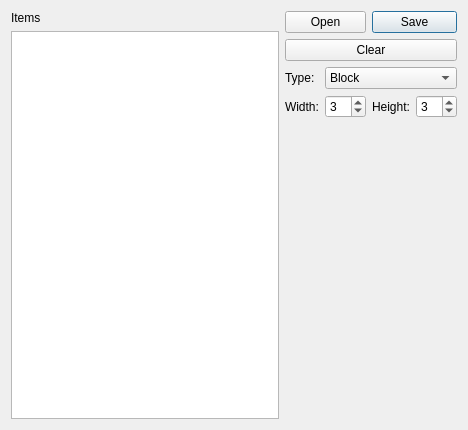
This is Editor/tilesets/tilesetconfiguredialog.ui in WohlSoft/Moondust-Project as Qt 5 draws it before an edit. The edited form follows.
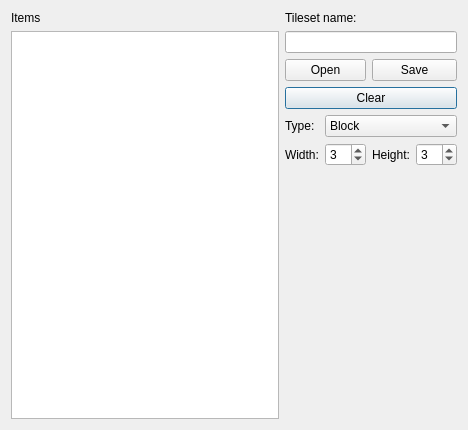
This is the edited form. Icons and pictures are not drawn.

What changed in the file:
```diff
--- a/Editor/tilesets/tilesetconfiguredialog.ui
+++ b/Editor/tilesets/tilesetconfiguredialog.ui
@@ -20,68 +20,114 @@
   <layout class="QGridLayout" name="gridLayout_2">
    <item row="0" column="1" rowspan="2">
     <layout class="QGridLayout" name="tilesetLayoutContainer">
-     <item row="0" column="2" colspan="2">
+     <item row="4" column="1" colspan="3">
+      <widget class="QComboBox" name="comboBox">
+       <item>
+        <property name="text">
+         <string>Block</string>
+        </property>
+       </item>
+       <item>
+        <property name="text">
+         <string>BGO</string>
+        </property>
+       </item>
+       <item>
+        <property name="text">
+         <string>NPC</string>
+        </property>
+       </item>
+       <item>
+        <property name="text">
+         <string>Tile</string>
+        </property>
+       </item>
+       <item>
+        <property name="text">
+         <string>Path</string>
+        </property>
+       </item>
+       <item>
+        <property name="text">
+         <string>Scenery</string>
+        </property>
+       </item>
+       <item>
+        <property name="text">
+         <string>Level</string>
+        </property>
+       </item>
+      </widget>
+     </item>
+     <item row="4" column="0">
+      <widget class="QLabel" name="label_2">
+       <property name="text">
+        <string>Type:</string>
+       </property>
+      </widget>
+     </item>
+     <item row="5" column="3">
+      <widget class="QSpinBox" name="spin_height">
+       <property name="minimum">
+        <number>1</number>
+       </property>
+       <property name="maximum">
+        <number>10</number>
+       </property>
+       <property name="value">
+        <number>3</number>
+       </property>
+      </widget>
+     </item>
+     <item row="5" column="1">
+      <widget class="QSpinBox" name="spin_width">
+       <property name="minimum">
+        <number>1</number>
+       </property>
+       <property name="maximum">
+        <number>10</number>
+       </property>
+       <property name="value">
+        <number>3</number>
+       </property>
+      </widget>
+     </item>
+     <item row="3" column="0" colspan="4">
+      <widget class="QPushButton" name="pushButton">
+       <property name="text">
+        <string>Clear</string>
+       </property>
+      </widget>
+     </item>
+     <item row="2" column="2" colspan="2">
       <widget class="QPushButton" name="SaveTileset">
        <property name="text">
         <string>Save</string>
        </property>
       </widget>
      </item>
-     <item row="3" column="0">
-      <widget class="QLabel" name="label_width">
+     <item row="0" column="0" colspan="4">
+      <widget class="QLabel" name="label_3">
        <property name="text">
-        <string>Width:</string>
+        <string>Tileset name:</string>
        </property>
       </widget>
      </item>
-     <item row="3" column="2">
-      <widget class="QLabel" name="label_height">
-       <property name="text">
-        <string>Height:</string>
-       </property>
-      </widget>
-     </item>
-     <item row="3" column="3">
-      <widget class="QSpinBox" name="spin_height">
-       <property name="minimum">
-        <number>1</number>
-       </property>
-       <property name="maximum">
-        <number>10</number>
-       </property>
-       <property name="value">
-        <number>3</number>
-       </property>
-      </widget>
-     </item>
-     <item row="0" column="0" colspan="2">
+     <item row="2" column="0" colspan="2">
       <widget class="QPushButton" name="OpenTileset">
        <property name="text">
         <string>Open</string>
        </property>
       </widget>
      </item>
-     <item row="1" column="0" colspan="4">
-      <widget class="QPushButton" name="pushButton">
+     <item row="5" column="2">
+      <widget class="QLabel" name="label_height">
        <property name="text">
-        <string>Clear</string>
+        <string>Height:</string>
        </property>
       </widget>
      </item>
-     <item row="3" column="1">
-      <widget class="QSpinBox" name="spin_width">
-       <property name="minimum">
-        <number>1</number>
-       </property>
-       <property name="maximum">
-        <number>10</number>
-       </property>
-       <property name="value">
-        <number>3</number>
-       </property>
-      </widget>
-     </item>
-     <item row="4" column="0" colspan="4">
+     <item row="6" column="0" colspan="4">
       <layout class="QVBoxLayout" name="tilesetLayoutWidgetContainer">
        <item>
         <spacer name="verticalSpacer">
@@ -98,51 +144,15 @@
        </item>
       </layout>
      </item>
-     <item row="2" column="0">
-      <widget class="QLabel" name="label_2">
+     <item row="5" column="0">
+      <widget class="QLabel" name="label_width">
        <property name="text">
-        <string>Type:</string>
+        <string>Width:</string>
        </property>
       </widget>
      </item>
-     <item row="2" column="1" colspan="3">
-      <widget class="QComboBox" name="comboBox">
-       <item>
-        <property name="text">
-         <string>Block</string>
-        </property>
-       </item>
-       <item>
-        <property name="text">
-         <string>BGO</string>
-        </property>
-       </item>
-       <item>
-        <property name="text">
-         <string>NPC</string>
-        </property>
-       </item>
-       <item>
-        <property name="text">
-         <string>Tile</string>
-        </property>
-       </item>
-       <item>
-        <property name="text">
-         <string>Path</string>
-        </property>
-       </item>
-       <item>
-        <property name="text">
-         <string>Scenery</string>
-        </property>
-       </item>
-       <item>
-        <property name="text">
-         <string>Level</string>
-        </property>
-       </item>
-      </widget>
+     <item row="1" column="0" colspan="4">
+      <widget class="QLineEdit" name="TilesetName"/>
      </item>
     </layout>
    </item>
```
